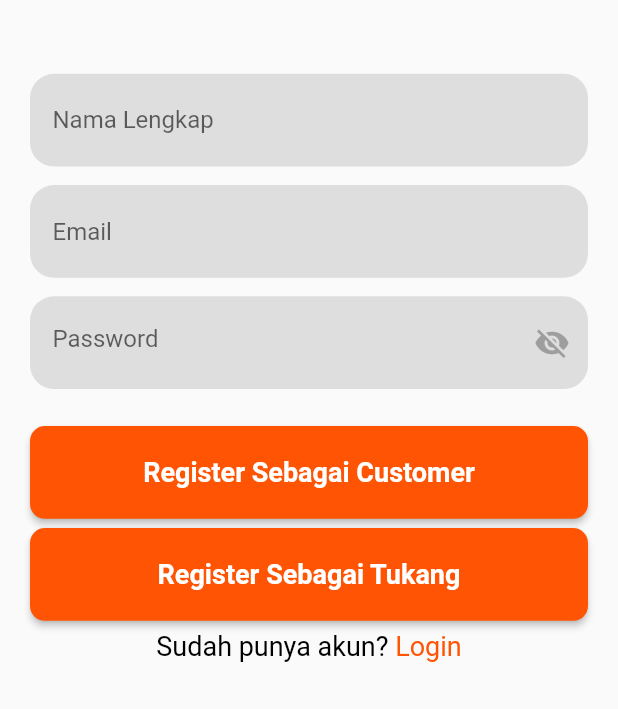
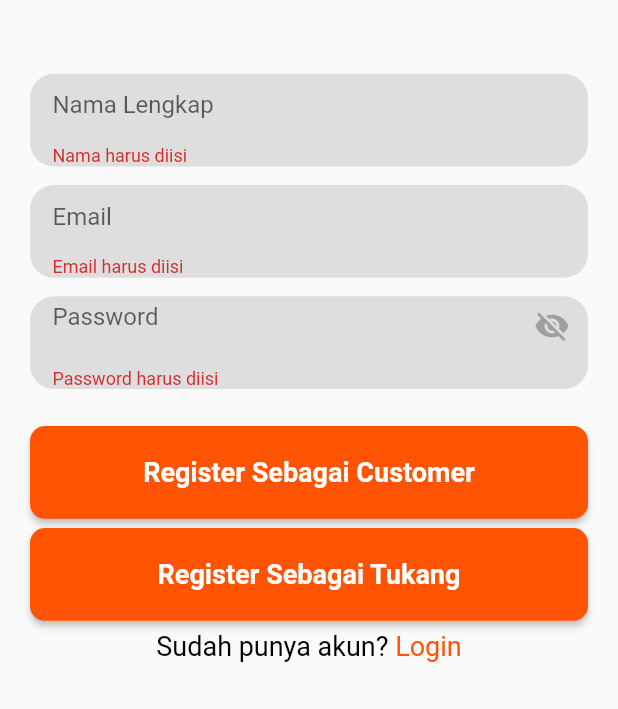
Before and after one commit to simonaditia/KangTukang-Mobile, a Flutter app: the RegisterScreen screen opened by its route, after a tap on "Register Sebagai Customer", on a phone screen of 412 x 824 dp, the part 527-1236 px from its top. Run offline on Flutter 3.47's test engine with Material 2 defaults, Android fonts, the phone set to English and light mode, and no system bars; our stand-ins replace google_maps_flutter, shared_preferences; accounts and stored records are empty.

Commit message:
Add validator on RegisterScreen

```diff
--- a/lib/screens/RegisterScreen.dart
+++ b/lib/screens/RegisterScreen.dart
@@ -12,6 +12,7 @@
 }
 
 class _RegisterScreenState extends State<RegisterScreen> {
+  final _formKey = GlobalKey<FormState>();
   var _isVisible = false;
   TextEditingController namaController = TextEditingController(text: '');
   TextEditingController emailController = TextEditingController(text: '');
@@ -23,17 +24,29 @@
 //   halo tolong bantu saya, saya mempunyai kode ini dan terjadi error A nullable expression can't be used as a condition.
 // Try checking that the value isn't 'null' before using it as a condition.
     handleSignupCustomer() async {
+      if (_formKey.currentState!.validate()) {
         String nama = namaController.text ?? "";
         String email = emailController.text ?? "";
         String password = passwordController.text ?? "";
         if (nama.isNotEmpty && email.isNotEmpty && password.isNotEmpty) {
-        if (await authProvider.registerCustomer(
+          final result = await authProvider.registerCustomer(
             nama: nama,
             email: email,
             password: password,
-            ) ==
-            true) {
+          );
+          if (result != null) {
             Navigator.pushNamed(context, '/dashboard-customer');
+          } else {
+            print("di else");
+            ScaffoldMessenger.of(context).showSnackBar(
+              SnackBar(
+                content: Text(
+                  "Gagal Register Customer!",
+                  textAlign: TextAlign.center,
+                ),
+              ),
+            );
+          }
         }
       }
     }
@@ -77,7 +90,9 @@
                   width: double.infinity,
                   margin: EdgeInsets.symmetric(horizontal: 20),
                   child: LayoutBuilder(builder: (ctx, constraints) {
-                    return Column(
+                    return Form(
+                      key: _formKey,
+                      child: Column(
                         mainAxisAlignment: MainAxisAlignment.center,
                         children: [
                           Text(
@@ -112,6 +127,11 @@
                                     border: InputBorder.none,
                                     hintText: "Nama Lengkap",
                                   ),
+                                  validator: (value) {
+                                    if (value == null || value.isEmpty) {
+                                      return "Nama harus diisi";
+                                    }
+                                  },
                                   textInputAction: TextInputAction.next,
                                 ),
                               ),
@@ -135,6 +155,11 @@
                                     border: InputBorder.none,
                                     hintText: "Email",
                                   ),
+                                  validator: (value) {
+                                    if (value == null || value.isEmpty) {
+                                      return "Email harus diisi";
+                                    }
+                                  },
                                   textInputAction: TextInputAction.next,
                                 ),
                               ),
@@ -172,6 +197,11 @@
                                     border: InputBorder.none,
                                     hintText: "Password",
                                   ),
+                                  validator: (value) {
+                                    if (value == null || value.isEmpty) {
+                                      return "Password harus diisi";
+                                    }
+                                  },
                                   textInputAction: TextInputAction.done,
                                 ),
                               ),
@@ -288,6 +318,7 @@
                             ),
                           ),
                         ],
+                      ),
                     );
                   }),
                 ),
```
Lines whose indentation alone changed are shown as unchanged.
